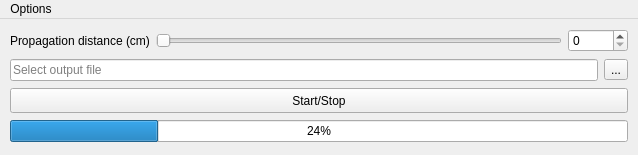
The window that Holovibes/lightui.ui (DigitalHolography/Holovibes) describes before a commit, drawn with Qt 5.
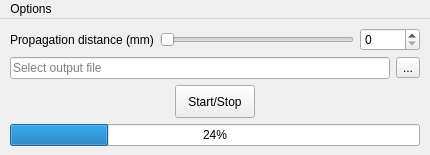
The same window after the commit. Custom widgets are drawn as their Qt base class.

Commit message: Slider connected & visual improved

The edit to the form file:
```diff
--- a/Holovibes/lightui.ui
+++ b/Holovibes/lightui.ui
@@ -6,7 +6,7 @@
    <rect>
     <x>0</x>
     <y>0</y>
-    <width>638</width>
+    <width>430</width>
     <height>155</height>
    </rect>
   </property>
@@ -25,7 +25,7 @@
   <widget class="QWidget" name="formLayoutWidget">
    <layout class="QVBoxLayout" name="verticalLayout">
     <property name="sizeConstraint">
-     <enum>QLayout::SetNoConstraint</enum>
+     <enum>QLayout::SetMinAndMaxSize</enum>
     </property>
     <property name="leftMargin">
      <number>10</number>
@@ -38,7 +38,7 @@
       <item>
        <widget class="QLabel" name="label">
         <property name="text">
-         <string>Propagation distance (cm)</string>
+         <string>Propagation distance (mm)</string>
         </property>
        </widget>
       </item>
@@ -47,6 +47,9 @@
         <property name="maximum">
          <number>1000</number>
         </property>
+        <property name="pageStep">
+         <number>1</number>
+        </property>
         <property name="orientation">
          <enum>Qt::Horizontal</enum>
         </property>
@@ -66,6 +69,9 @@
           <height>0</height>
          </size>
         </property>
+        <property name="maximum">
+         <number>1000</number>
+        </property>
        </widget>
       </item>
      </layout>
@@ -109,14 +115,26 @@
       </item>
      </layout>
     </item>
-    <item>
+    <item alignment="Qt::AlignHCenter">
      <widget class="QPushButton" name="startButton">
+      <property name="sizePolicy">
+       <sizepolicy hsizetype="Maximum" vsizetype="Fixed">
+        <horstretch>0</horstretch>
+        <verstretch>0</verstretch>
+       </sizepolicy>
+      </property>
       <property name="minimumSize">
        <size>
-        <width>90</width>
+        <width>75</width>
         <height>25</height>
        </size>
       </property>
+      <property name="maximumSize">
+       <size>
+        <width>100</width>
+        <height>75</height>
+       </size>
+      </property>
       <property name="text">
        <string>Start/Stop</string>
       </property>
@@ -139,7 +157,7 @@
     <rect>
      <x>0</x>
      <y>0</y>
-     <width>638</width>
+     <width>430</width>
      <height>22</height>
     </rect>
    </property>
```
Left out of the diff: 4 changed lines with no effect on the pictures. The commit also changes 2 other files.
